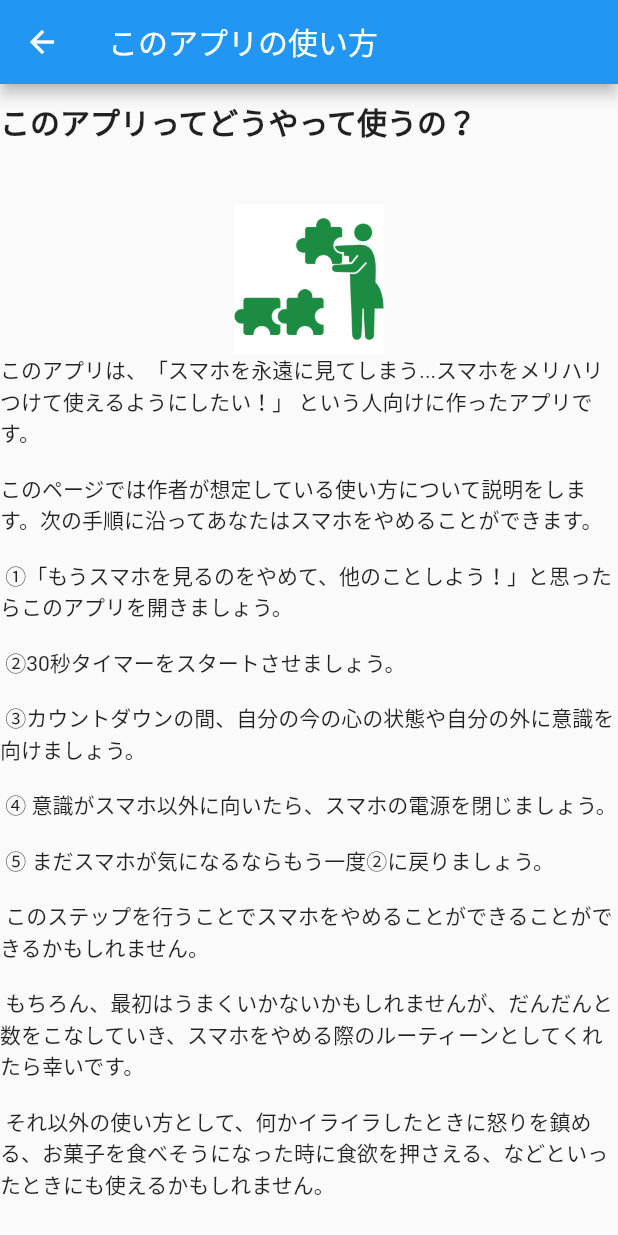
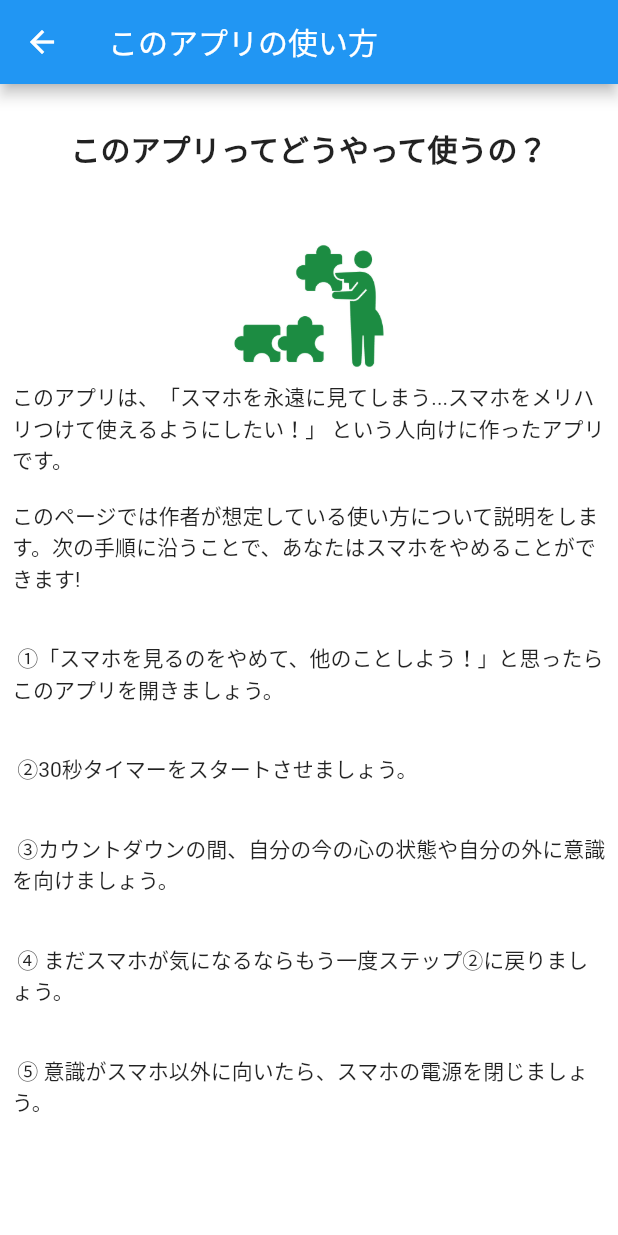
Before and after one commit to sugoroku525/timer_flutter, a Flutter app: the Settings screen opened by its route, after a tap on "このアプリの使い方", on a phone screen of 412 x 824 dp. Run offline on Flutter 3.47's test engine with Material 2 defaults, Android fonts, the phone set to English and light mode, and no system bars; drawn by our look-alikes of google_mobile_ads; network calls fail.

```diff
--- a/flutter_native_splash.yaml
+++ b/flutter_native_splash.yaml
@@ -12,7 +12,7 @@ flutter_native_splash:
   # splash screen to a png image.  This is useful for gradients. The image will be stretch to the
   # size of the app. Only one parameter can be used, color and background_image cannot both be set.
   # color: "#42a5f5"
-  background_image: "assets/作品16.PNG"
+  background_image: "assets/作品17.PNG"
 
   # Optional parameters are listed below.  To enable a parameter, uncomment the line by removing
   # the leading # character.
--- a/lib/main.dart
+++ b/lib/main.dart
@@ -10,7 +10,7 @@ import 'pages/stop_page.dart';
 import 'pages/stop2_page.dart';
 import 'package:google_mobile_ads/google_mobile_ads.dart';
 import 'pages/settings/use_page.dart';
-
+import 'pages/settings/story_page.dart';
 
 void main() {
   WidgetsFlutterBinding.ensureInitialized();
@@ -28,6 +28,7 @@ void main() {
       ShutdownPage.id:(context)=>ShutdownPage(),
       Settings.id:(context)=>Settings(),
       Usepage.id:(context)=>Usepage(),
+      Story.id:(context)=>Story(),
     }
   ));
 }
--- a/lib/pages/settings/settings_page.dart
+++ b/lib/pages/settings/settings_page.dart
@@ -1,6 +1,7 @@
 
 import 'package:flutter/material.dart';
 import 'package:google_mobile_ads/google_mobile_ads.dart';
+import 'package:stop_flutter/pages/settings/story_page.dart';
 import 'package:stop_flutter/pages/settings/use_page.dart';
 import '../../main.dart';
 import 'use_page.dart';
@@ -29,14 +30,14 @@ class Settings extends StatelessWidget {
       ),
       body:  ListView(
           children: [
-            settingList(context, "このアプリの使い方", Icon(Icons.accessibility_new_rounded)),
-            settingList(context , "ダークモード", Icon(Icons.dark_mode)),
+            settingList(context, "このアプリの使い方", Icon(Icons.accessibility_new_rounded),Usepage.id),
+            settingList(context , "ダークモード", Icon(Icons.dark_mode),Usepage.id),
             // settingList(context, "アプリ内課金の内容説明", Icon(Icons.emoji_people_rounded)),
             // settingList(context,"アプリ内課金のご支払い方法", Icon(Icons.currency_yen)),
-            settingList(context, "製作者について", Icon(Icons.question_mark)),
+            settingList(context, "製作秘話", Icon(Icons.question_mark),Story.id),
             // settingList(context, "製作者支援", Icon(Icons.local_fire_department)),
             // settingList(context, "今後追加したい機能", Icon(Icons.self_improvement)),
-            settingList(context, "不具合、要望、感想など", Icon(Icons.sentiment_satisfied_alt)),
+            settingList(context, "不具合、要望、感想など", Icon(Icons.sentiment_satisfied_alt),Story.id),
           ]
         ),
       bottomNavigationBar: adContainer
@@ -49,7 +50,7 @@ class Settings extends StatelessWidget {
 }
 
 
- Widget settingList(BuildContext context, String title, Icon icon) {
+ Widget settingList(BuildContext context, String title, Icon icon, String page_id) {
     return Container(
       decoration: new BoxDecoration(
         border: new Border(bottom: BorderSide(width: 1.0, color: Colors.grey))
@@ -64,7 +65,7 @@ class Settings extends StatelessWidget {
           ),
         ),
         onTap: () {
-          Navigator.pushNamed(context, Usepage.id);
+          Navigator.pushNamed(context, page_id);
         },
         onLongPress: () {
           print("onLongPress called.");
--- a/lib/pages/settings/use_page.dart
+++ b/lib/pages/settings/use_page.dart
@@ -1,18 +1,34 @@
 import 'package:flutter/material.dart';
+import 'package:google_mobile_ads/google_mobile_ads.dart';
 
 class Usepage extends StatelessWidget {
-
   static const String id = 'Use';
+  final BannerAd myBanner = BannerAd(
+  adUnitId: 'ca-app-pub-3940256099942544/6300978111',
+  size: AdSize.banner,
+  request: AdRequest(),
+  listener: BannerAdListener(),
+);
   @override
   Widget build(BuildContext context) {
+    myBanner.load();
+    final AdWidget adWidget = AdWidget(ad: myBanner);
+  final Container adContainer = Container(
+  alignment: Alignment.center,
+  child: adWidget,
+  width: myBanner.size.width.toDouble(),
+  height: myBanner.size.height.toDouble(),
+);
     return Scaffold(
+      backgroundColor: Colors.white,
       appBar: AppBar(title: Text('このアプリの使い方'),),
       body: SingleChildScrollView(
+        padding: EdgeInsets.all(8.0),
         child: Column(
           children: [
-            SizedBox(height: 10.0,),
+            SizedBox(height: 20.0,),
             Row(
-              mainAxisAlignment: MainAxisAlignment.start,
+              mainAxisAlignment: MainAxisAlignment.center,
               children: [Text('このアプリってどうやって使うの？',style: TextStyle(fontSize: 20.0,fontWeight: FontWeight.bold)),
 
               ],),
@@ -24,12 +40,13 @@ class Usepage extends StatelessWidget {
 
               ),
               Container(
-                child: Text('このアプリは、「スマホを永遠に見てしまう...スマホをメリハリつけて使えるようにしたい！」 という人向けに作ったアプリです。\n\nこのページでは作者が想定している使い方について説明をします。次の手順に沿ってあなたはスマホをやめることができます。\n\n ①「もうスマホを見るのをやめて、他のことしよう！」と思ったらこのアプリを開きましょう。\n\n ②30秒タイマーをスタートさせましょう。\n\n ③カウントダウンの間、自分の今の心の状態や自分の外に意識を向けましょう。\n\n ④ 意識がスマホ以外に向いたら、スマホの電源を閉じましょう。\n\n ⑤ まだスマホが気になるならもう一度②に戻りましょう。\n\n このステップを行うことでスマホをやめることができることができるかもしれません。 \n\n もちろん、最初はうまくいかないかもしれませんが、だんだんと数をこなしていき、スマホをやめる際のルーティーンとしてくれたら幸いです。\n\n それ以外の使い方として、何かイライラしたときに怒りを鎮める、お菓子を食べそうになった時に食欲を押さえる、などといったときにも使えるかもしれません。'),
+                child: Text('このアプリは、「スマホを永遠に見てしまう...スマホをメリハリつけて使えるようにしたい！」 という人向けに作ったアプリです。\n\nこのページでは作者が想定している使い方について説明をします。次の手順に沿うことで、あなたはスマホをやめることができます!\n\n\n ①「スマホを見るのをやめて、他のことしよう！」と思ったらこのアプリを開きましょう。\n\n\n ②30秒タイマーをスタートさせましょう。\n\n\n ③カウントダウンの間、自分の今の心の状態や自分の外に意識を向けましょう。\n\n\n ④ まだスマホが気になるならもう一度ステップ②に戻りましょう。\n\n\n ⑤ 意識がスマホ以外に向いたら、スマホの電源を閉じましょう。\n\n\n ⑥ 電源を切ったスマホは他の部屋など、自分から遠い所に置いておきましょう \n\n\nこのステップを行うことであなたはいつの間にかスマホをやめていることができています！。 \n\n もちろん、最初はうまくいかないかもしれませんが、だんだんと数をこなしていき、スマホをやめる際のルーティーンとしてくれたら幸いです。\n\n それ以外の使い方として、何かイライラしたときに怒りを鎮める、お菓子を食べそうになった時に食欲を押さえる、などといったときにも使えるかもしれません。'),
               ),
           SizedBox(height: 30,)
           ],
         ),
       ),
+      bottomNavigationBar: adContainer
     );
   }
 }
```
Also changed, not shown: lib/main2.dart (added, +16 -0 lines), lib/pages/settings/story_page.dart (added, +55 -0 lines), 8 other files.
